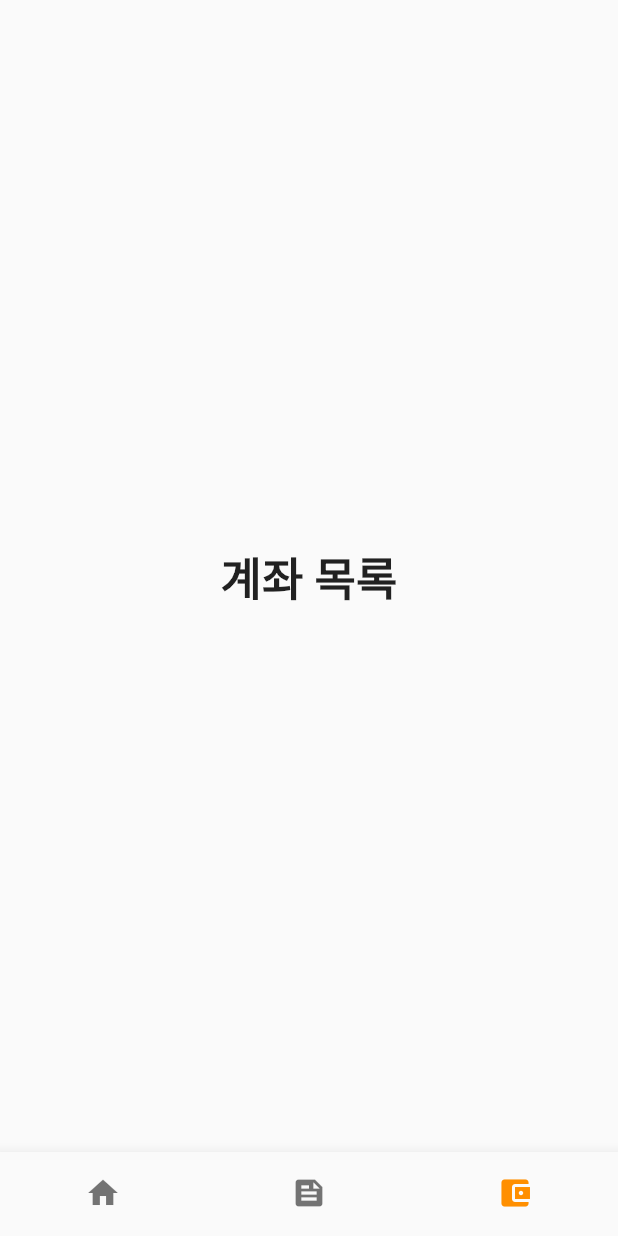
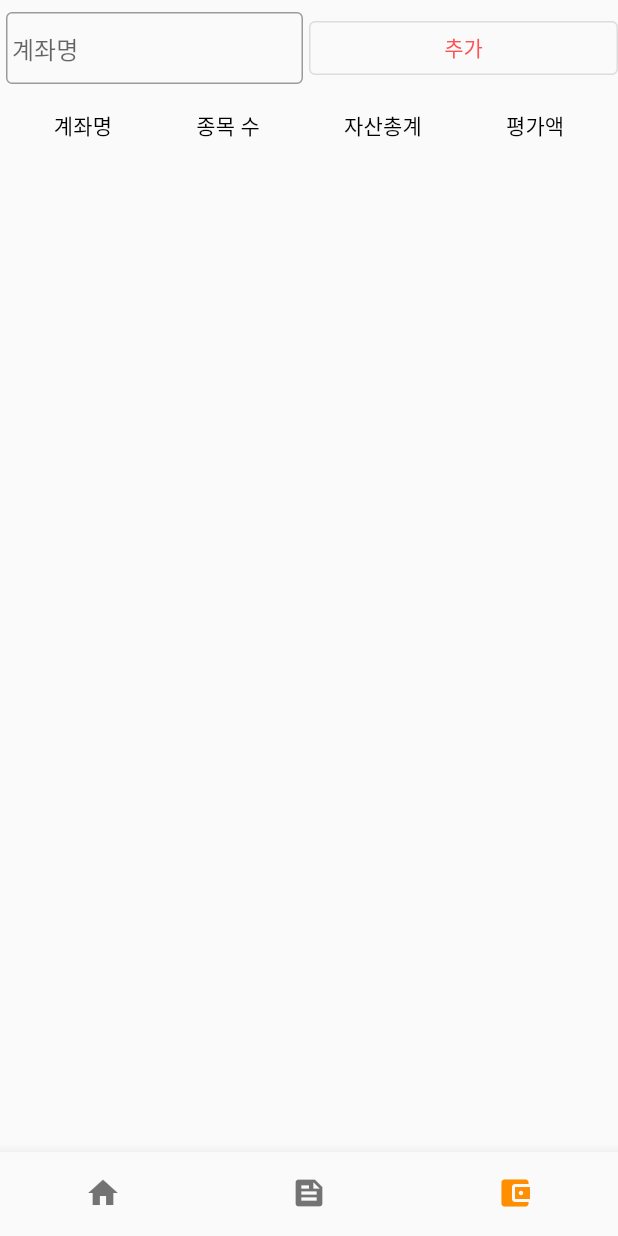
Before and after one commit to gasbank/lonely, a Flutter app: the screen it shows after launch, item 3 of the bottom bar chosen, on a phone screen of 412 x 824 dp. Run offline on Flutter 3.47's test engine with Material 2 defaults, Android fonts, the phone set to English and light mode, and no system bars; our stand-ins replace sqflite; accounts and stored records are empty.

Commit message:
계좌 목록~

```diff
--- /dev/null
+++ b/lib/account_list_widget.dart
@@ -0,0 +1,88 @@
+import 'package:flutter/material.dart';
+import 'package:provider/provider.dart';
+
+import 'lonely_model.dart';
+
+DataRow createAccountRow(Account account) {
+  return DataRow(cells: [
+    DataCell(Text(account.name)),
+    const DataCell(Text('---')),
+    const DataCell(Text('---')),
+    const DataCell(Text('---')),
+  ]);
+}
+
+class AccountListWidget extends StatelessWidget {
+  final _accountNameController = TextEditingController();
+
+  AccountListWidget({super.key});
+
+  @override
+  Widget build(BuildContext context) {
+    return ListView(
+      children: [
+        Column(
+          children: [
+            Row(
+              children: [
+                Flexible(
+                  child: Padding(
+                    padding:
+                        const EdgeInsets.symmetric(horizontal: 4, vertical: 8),
+                    child: TextField(
+                      controller: _accountNameController,
+                      decoration: const InputDecoration(
+                          border: OutlineInputBorder(),
+                          hintText: '계좌명',
+                          contentPadding: EdgeInsets.all(4.0)),
+                      autocorrect: false,
+                      textInputAction: TextInputAction.done,
+                    ),
+                  ),
+                ),
+                Expanded(
+                  child: OutlinedButton(
+                    style: ButtonStyle(
+                      foregroundColor:
+                          MaterialStateProperty.all<Color>(Colors.redAccent),
+                    ),
+                    onPressed: () {
+                      if (_accountNameController.text.isNotEmpty) {
+                        context
+                            .read<LonelyModel>()
+                            .addAccount(_accountNameController.text);
+                        _accountNameController.text = '';
+                      } else {
+                        ScaffoldMessenger.of(context).showSnackBar(
+                            const SnackBar(content: Text('계좌명을 입력하세요~')));
+                      }
+                    },
+                    child: const Text('추가'),
+                  ),
+                ),
+              ],
+            ),
+            Consumer<LonelyModel>(
+              builder: (context, model, child) {
+                return FittedBox(
+                  child: DataTable(
+                      headingRowHeight: 40,
+                      dataRowHeight: 40,
+                      columns: const [
+                        DataColumn(label: Text('계좌명')),
+                        DataColumn(label: Text('종목 수')),
+                        DataColumn(label: Text('자산총계')),
+                        DataColumn(label: Text('평가액')),
+                      ],
+                      rows: model.accounts
+                          .map((e) => createAccountRow(e))
+                          .toList()),
+                );
+              },
+            ),
+          ],
+        ),
+      ],
+    );
+  }
+}
--- a/lib/item_widget.dart
+++ b/lib/item_widget.dart
@@ -149,7 +149,6 @@ class _ItemWidgetState extends State<ItemWidget> {
   late final LonelyModel _model;
 
   @override void initState() {
-    // TODO: implement initState
     super.initState();
 
     _model = context.read<LonelyModel>();
@@ -243,6 +242,6 @@ class _ItemWidgetState extends State<ItemWidget> {
 
 Stream<T> onceAndPeriodic<T>(
     Duration period, Future<T> Function() computation) async* {
-  //yield await computation();
+  yield await computation();
   yield* Stream.periodic(period).asyncMap((e) => computation());
 }
--- a/lib/lonely_model.dart
+++ b/lib/lonely_model.dart
@@ -3,12 +3,37 @@ import 'dart:collection';
 import 'package:flutter/widgets.dart';
 import 'package:lonely_flutter/database.dart';
 
+class Account {
+  final int id;
+  final String name;
+
+  Account({required this.id, required this.name});
+
+  factory Account.fromMap(Map<String, dynamic> map) {
+    return Account(id: map['id'], name: map['name']);
+  }
+
+  Map<String, dynamic> toMap() {
+    return {
+      'name': name,
+    };
+  }
+}
+
 class LonelyModel extends ChangeNotifier {
   final _stocks = <String, Stock>{};
   Map<String, Stock> get stocks => UnmodifiableMapView(_stocks);
+
+  final _accounts = <Account>[];
+  List<Account> get accounts => UnmodifiableListView(_accounts);
 
   setStock(Stock stock) {
     _stocks[stock.stockId] = stock;
     notifyListeners();
   }
+
+  addAccount(String name) {
+    _accounts.add(Account(id: 0, name: name));
+    notifyListeners();
+  }
 }
--- a/lib/my_home_page.dart
+++ b/lib/my_home_page.dart
@@ -1,5 +1,6 @@
 import 'package:flutter/foundation.dart';
 import 'package:flutter/material.dart';
+import 'package:lonely_flutter/account_list_widget.dart';
 import 'package:lonely_flutter/lonely_model.dart';
 import 'package:lonely_flutter/portfolio_widget.dart';
 import 'package:provider/provider.dart';
@@ -31,13 +32,9 @@ class _MyHomePageState extends State<MyHomePage> {
         '매매 기록',
         style: optionStyle,
       ),
-      const Text(
-        '계좌 목록',
-        style: optionStyle,
-      ),
+      AccountListWidget(),
     ];
   }
-
 
   static const TextStyle optionStyle =
       TextStyle(fontSize: 30, fontWeight: FontWeight.bold);
--- a/lib/transaction_history_widget.dart
+++ b/lib/transaction_history_widget.dart
@@ -130,7 +130,7 @@ class _TransactionHistoryState extends State<TransactionHistoryWidget> {
               showCheckboxColumn: false,
               headingRowHeight: 30,
               dataRowHeight: 30,
-              columns: const <DataColumn>[
+              columns: const [
                 DataColumn(
                   label: Text(
                     '날짜',
```
Also changed, not shown: lib/database.dart (+26 -4 lines).
